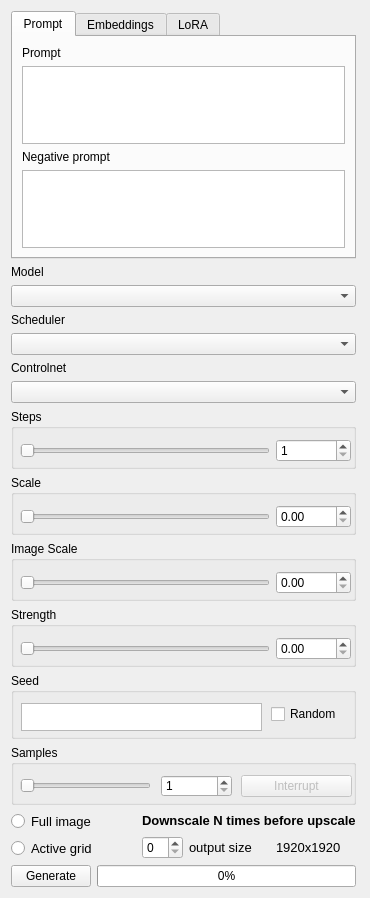
Above: src/airunner/pyqt/generate_form.ui from Capsize-Games/airunner before the change. Below: the same form after it.
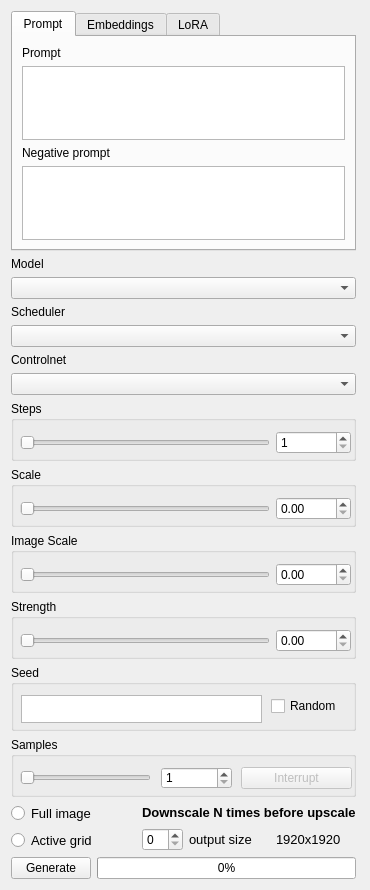
That is the form after the change.

What changed in the file:
```diff
--- a/src/airunner/pyqt/generate_form.ui
+++ b/src/airunner/pyqt/generate_form.ui
@@ -7,7 +7,7 @@
     <x>0</x>
     <y>0</y>
     <width>370</width>
-    <height>898</height>
+    <height>890</height>
    </rect>
   </property>
   <property name="sizePolicy">
@@ -208,14 +208,14 @@
      </widget>
     </widget>
    </item>
-   <item row="1" column="0">
+   <item row="3" column="0">
     <widget class="QLabel" name="label">
      <property name="text">
       <string>Model</string>
      </property>
     </widget>
    </item>
-   <item row="2" column="0" colspan="2">
+   <item row="4" column="0" colspan="2">
     <widget class="QComboBox" name="model_dropdown">
      <property name="sizePolicy">
       <sizepolicy hsizetype="Preferred" vsizetype="Preferred">
@@ -231,14 +231,14 @@
      </property>
     </widget>
    </item>
-   <item row="3" column="0">
+   <item row="5" column="0">
     <widget class="QLabel" name="scheduler_label">
      <property name="text">
       <string>Scheduler</string>
      </property>
     </widget>
    </item>
-   <item row="4" column="0" colspan="2">
+   <item row="6" column="0" colspan="2">
     <widget class="QComboBox" name="scheduler_dropdown">
      <property name="sizePolicy">
       <sizepolicy hsizetype="Preferred" vsizetype="Preferred">
@@ -254,17 +254,17 @@
      </property>
     </widget>
    </item>
-   <item row="5" column="0">
+   <item row="7" column="0">
     <widget class="QLabel" name="controlnet_label">
      <property name="text">
       <string>Controlnet</string>
      </property>
     </widget>
    </item>
-   <item row="6" column="0" colspan="2">
+   <item row="8" column="0" colspan="2">
     <widget class="QComboBox" name="controlnet_dropdown"/>
    </item>
-   <item row="7" column="0" colspan="2">
+   <item row="10" column="0" colspan="2">
     <widget class="QGroupBox" name="groupBox_21">
      <property name="sizePolicy">
       <sizepolicy hsizetype="MinimumExpanding" vsizetype="Preferred">
@@ -359,7 +359,7 @@
      </widget>
     </widget>
    </item>
-   <item row="8" column="0" colspan="2">
+   <item row="11" column="0" colspan="2">
     <widget class="QGroupBox" name="scale_box">
      <property name="sizePolicy">
       <sizepolicy hsizetype="MinimumExpanding" vsizetype="Preferred">
@@ -451,7 +451,7 @@
      </widget>
     </widget>
    </item>
-   <item row="9" column="0" colspan="2">
+   <item row="12" column="0" colspan="2">
     <widget class="QGroupBox" name="image_scale_box">
      <property name="sizePolicy">
       <sizepolicy hsizetype="MinimumExpanding" vsizetype="Preferred">
@@ -537,7 +537,7 @@
      </widget>
     </widget>
    </item>
-   <item row="10" column="0" colspan="2">
+   <item row="13" column="0" colspan="2">
     <widget class="QGroupBox" name="strength">
      <property name="sizePolicy">
       <sizepolicy hsizetype="MinimumExpanding" vsizetype="Preferred">
@@ -626,7 +626,7 @@
      </widget>
     </widget>
    </item>
-   <item row="11" column="0" colspan="2">
+   <item row="14" column="0" colspan="2">
     <widget class="QGroupBox" name="groupBox_24">
      <property name="sizePolicy">
       <sizepolicy hsizetype="MinimumExpanding" vsizetype="Preferred">
@@ -697,7 +697,7 @@
      </widget>
     </widget>
    </item>
-   <item row="12" column="0" colspan="2">
+   <item row="15" column="0" colspan="2">
     <widget class="QGroupBox" name="samples_groupbox">
      <property name="sizePolicy">
       <sizepolicy hsizetype="MinimumExpanding" vsizetype="Preferred">
@@ -796,7 +796,7 @@
      </widget>
     </widget>
    </item>
-   <item row="13" column="0" colspan="2">
+   <item row="16" column="0" colspan="2">
     <layout class="QGridLayout" name="downscale_settings">
      <item row="1" column="0">
       <layout class="QVBoxLayout" name="downscale_settings_radiobuttons">
@@ -887,7 +887,7 @@
      </item>
     </layout>
    </item>
-   <item row="16" column="0" colspan="2">
+   <item row="20" column="0" colspan="2">
     <layout class="QHBoxLayout" name="horizontalLayout_3">
      <item>
       <widget class="QPushButton" name="generate">
```
